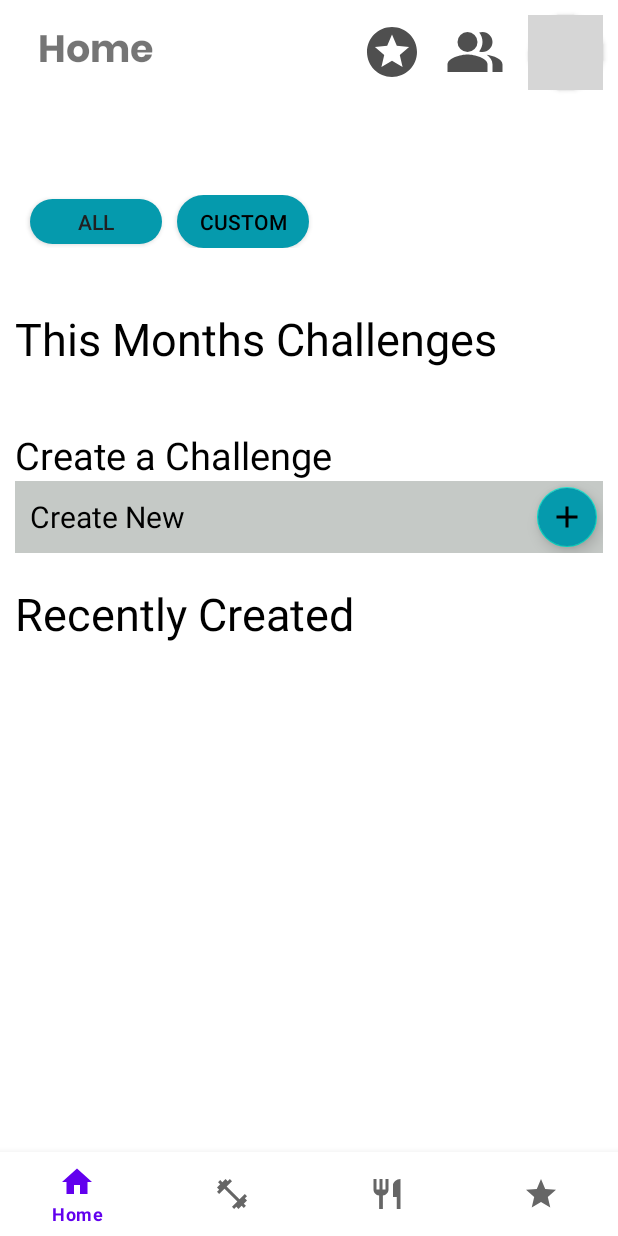
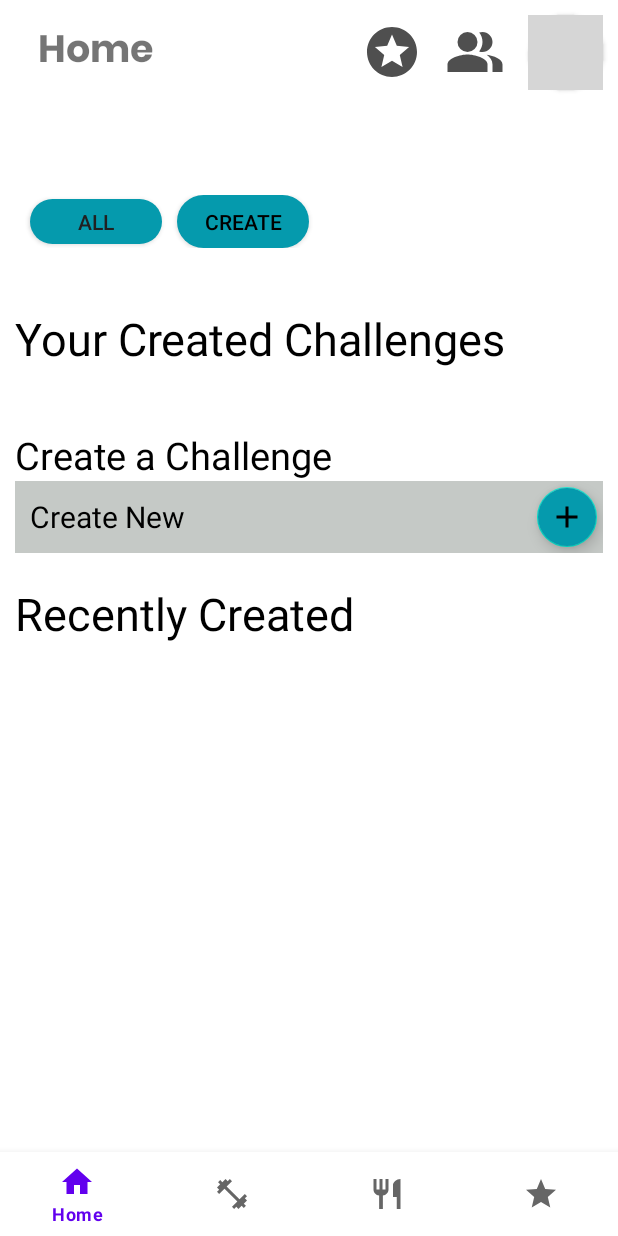
Before and after one commit to aramkeshishyan/GoFit, an Android app: the fragment FourthFragment placed in its activity, on a phone screen of 412 x 824 dp. Run offline under Robolectric (Android 15) with nearby library versions, the phone set to English and light mode, and no system bars; our stand-ins replace Picasso; pictures from the network do not load; 4 statements that could not run were skipped; grey boxes are pictures that could not be loaded.

Commit message:
minor fix

```diff
--- a/app/src/main/res/layout/fragment_fourth.xml
+++ b/app/src/main/res/layout/fragment_fourth.xml
@@ -44,7 +44,7 @@
                 android:layout_marginLeft="10dp"
                 android:background="@drawable/rounded_button"
                 android:backgroundTint="@color/button_background"
-                android:text="Custom"
+                android:text="Create"
                 android:textColor="@color/black"
                 tools:ignore="TouchTargetSizeCheck">
 
@@ -70,7 +70,7 @@
                 android:textAlignment="textStart"
                 android:textColor="@color/black"
                 android:layout_marginTop="20dp"
-                android:text="This Months Challenges">
+                android:text="Your Created Challenges">
 
             </TextView>
 
```
